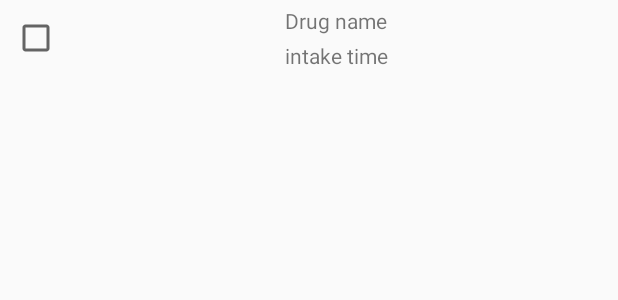
After one commit to YekaterinaB/PillerMobile, an Android app: the layout event_list_item.xml on its own in the app's theme, with its tools: preview values and no code run, on a phone screen of 412 x 824 dp. The commit adds this screen. Shown: the top 300 px of the screen. Run offline under Robolectric (Android 15) with nearby library versions, the phone set to English and light mode, and no system bars.

Commit message:
ui week events

```diff
--- /dev/null
+++ b/app/src/main/res/layout/event_list_item.xml
@@ -0,0 +1,55 @@
+<?xml version="1.0" encoding="utf-8"?>
+<androidx.constraintlayout.widget.ConstraintLayout
+    xmlns:android="http://schemas.android.com/apk/res/android"
+    xmlns:app="http://schemas.android.com/apk/res-auto"
+    xmlns:tools="http://schemas.android.com/tools"
+    android:layout_width="match_parent"
+    android:layout_height="wrap_content" android:orientation="horizontal" >
+
+    <CheckBox
+        android:id="@+id/eli_is_taken"
+        android:layout_width="wrap_content"
+        android:layout_height="wrap_content"
+        android:layout_marginStart="8dp"
+        android:layout_marginTop="4dp"
+        android:layout_marginBottom="4dp"
+        app:layout_constraintBottom_toBottomOf="parent"
+        app:layout_constraintStart_toStartOf="parent"
+        app:layout_constraintTop_toTopOf="parent">
+
+    </CheckBox>
+
+    <TextView
+        android:id="@+id/eli_drug_name"
+        android:layout_width="wrap_content"
+        android:layout_height="wrap_content"
+        android:layout_marginStart="4dp"
+        android:layout_marginTop="4dp"
+        android:layout_marginEnd="8dp"
+        android:text="Drug name"
+        app:layout_constraintEnd_toEndOf="parent"
+        app:layout_constraintStart_toEndOf="@+id/eli_is_taken"
+        app:layout_constraintTop_toTopOf="parent">
+
+
+    </TextView>
+
+    <TextView
+        android:id="@+id/eli_time_intake"
+        android:layout_width="wrap_content"
+        android:layout_height="wrap_content"
+        android:layout_marginStart="4dp"
+        android:layout_marginTop="4dp"
+        android:layout_marginEnd="8dp"
+        android:layout_marginBottom="4dp"
+        android:text="intake time"
+        app:layout_constraintBottom_toBottomOf="parent"
+        app:layout_constraintEnd_toEndOf="parent"
+        app:layout_constraintStart_toEndOf="@+id/eli_is_taken"
+        app:layout_constraintTop_toBottomOf="@+id/eli_drug_name">
+
+    </TextView>
+
+
+
+</androidx.constraintlayout.widget.ConstraintLayout>
```
Also changed, not shown: app/src/main/java/com/example/piller/EventInterpreter.kt (+42 -42 lines), app/src/main/java/com/example/piller/activities/CalendarActivity.kt (+34 -2 lines), app/src/main/java/com/example/piller/activities/MainActivity.kt (+8 -2 lines), app/src/main/java/com/example/piller/listAdapters/EliAdapter.kt (added, +60 -0 lines).
